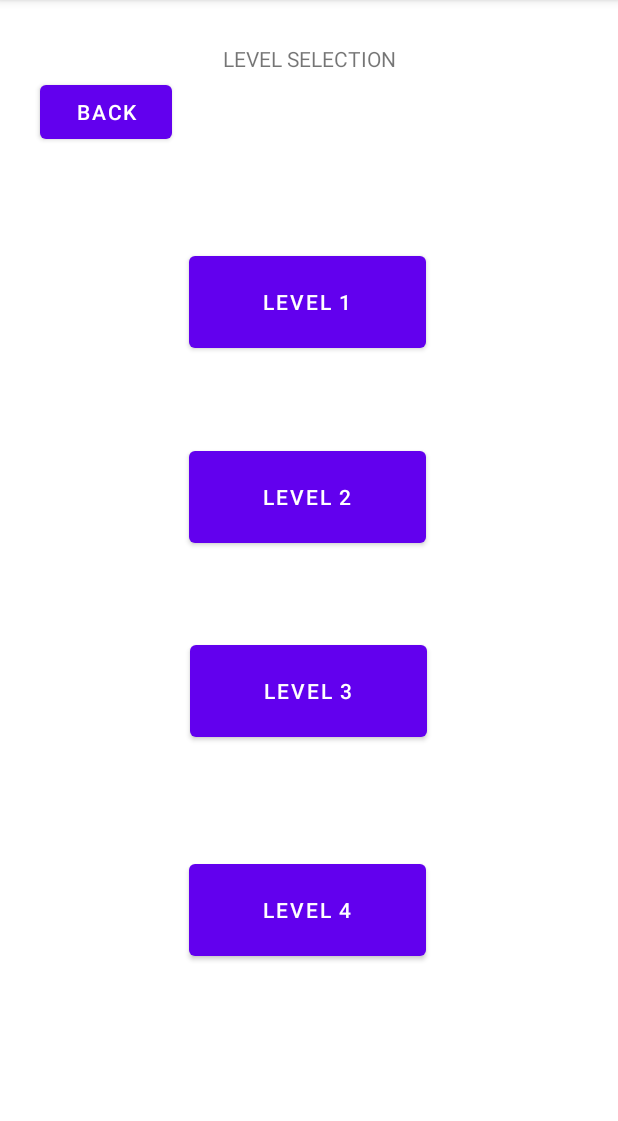
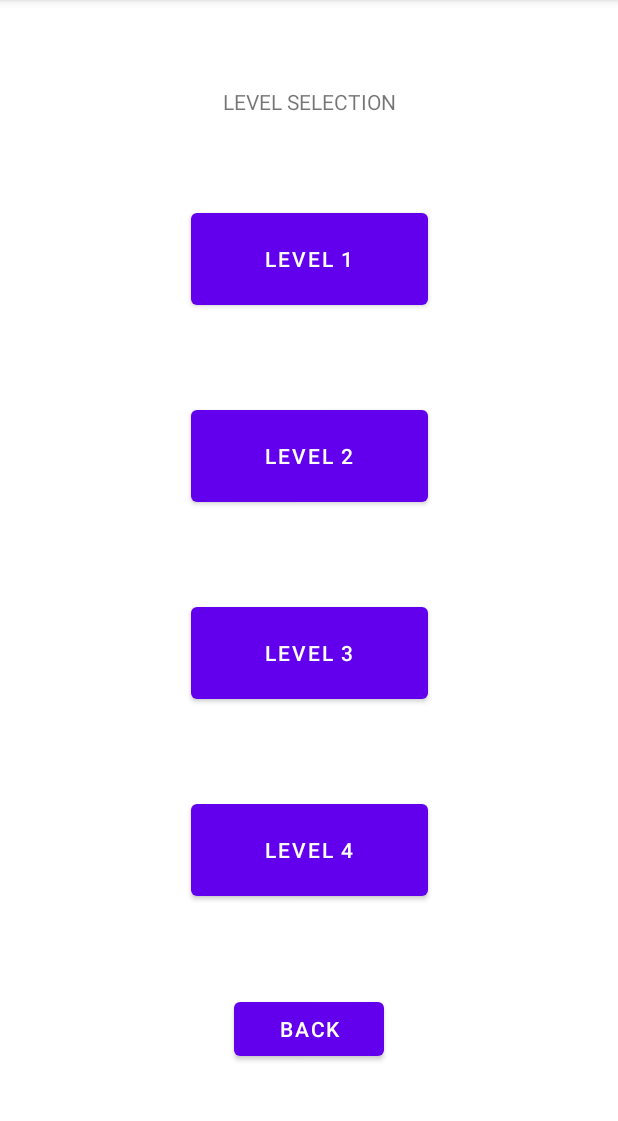
Before and after one commit to PunicGames/Marble-Stars, an Android app: the LevelSelectionActivity screen opened directly, with no data from a screen before it, on a phone screen of 412 x 824 dp, the part 84-1205 px from its top. Run offline under Robolectric (Android 15) with nearby library versions, the phone set to English and light mode, and no system bars.

Commit message:
Buttons centered

```diff
--- a/app/src/main/res/layout/level_selection.xml
+++ b/app/src/main/res/layout/level_selection.xml
@@ -7,90 +7,75 @@
 
     <Button
         android:id="@+id/back_button"
-        android:layout_width="wrap_content"
+        android:layout_width="100dp"
         android:layout_height="wrap_content"
-        android:layout_marginStart="20dp"
-        android:layout_marginTop="14dp"
-        android:layout_marginEnd="297dp"
-        android:layout_marginBottom="669dp"
+        app:layout_constraintHorizontal_weight="1"
         android:text="Back"
         app:layout_constraintBottom_toBottomOf="parent"
         app:layout_constraintEnd_toEndOf="parent"
-        app:layout_constraintHorizontal_bias="1.0"
+        app:layout_constraintHorizontal_bias="0.5"
         app:layout_constraintStart_toStartOf="parent"
-        app:layout_constraintTop_toTopOf="parent"
-        app:layout_constraintVertical_bias="1.0" />
+        app:layout_constraintTop_toBottomOf="@+id/lvl4_button"
+        app:layout_constraintVertical_bias="0.5" />
 
     <Button
         android:id="@+id/lvl1_button"
         android:layout_width="158dp"
         android:layout_height="73dp"
-        android:layout_marginStart="126dp"
-        android:layout_marginTop="164dp"
-        android:layout_marginEnd="127dp"
-        android:layout_marginBottom="40dp"
         android:text="Level 1"
         app:layout_constraintBottom_toTopOf="@+id/lvl2_button"
         app:layout_constraintEnd_toEndOf="parent"
-        app:layout_constraintHorizontal_bias="0.0"
+        app:layout_constraintHorizontal_bias="0.5"
         app:layout_constraintStart_toStartOf="parent"
-        app:layout_constraintTop_toTopOf="parent" />
+        app:layout_constraintTop_toBottomOf="@+id/textView2"
+        app:layout_constraintVertical_bias="0.5" />
 
     <Button
         android:id="@+id/lvl2_button"
         android:layout_width="158dp"
         android:layout_height="73dp"
-        android:layout_marginStart="126dp"
-        android:layout_marginTop="16dp"
-        android:layout_marginEnd="127dp"
-        android:layout_marginBottom="40dp"
         android:text="level 2"
         app:layout_constraintBottom_toTopOf="@+id/lvl3_button"
         app:layout_constraintEnd_toEndOf="parent"
-        app:layout_constraintHorizontal_bias="0.0"
+        app:layout_constraintHorizontal_bias="0.5"
         app:layout_constraintStart_toStartOf="parent"
-        app:layout_constraintTop_toBottomOf="@+id/lvl1_button" />
+        app:layout_constraintTop_toBottomOf="@+id/lvl1_button"
+        app:layout_constraintVertical_bias="0.5" />
 
     <Button
         android:id="@+id/lvl3_button"
         android:layout_width="158dp"
         android:layout_height="73dp"
-        android:layout_marginStart="126dp"
-        android:layout_marginTop="56dp"
-        android:layout_marginEnd="127dp"
         android:text="level 3"
+        app:layout_constraintBottom_toTopOf="@+id/lvl4_button"
         app:layout_constraintEnd_toEndOf="parent"
-        app:layout_constraintHorizontal_bias="1.0"
+        app:layout_constraintHorizontal_bias="0.5"
         app:layout_constraintStart_toStartOf="parent"
-        app:layout_constraintTop_toBottomOf="@+id/lvl2_button" />
+        app:layout_constraintTop_toBottomOf="@+id/lvl2_button"
+        app:layout_constraintVertical_bias="0.5" />
 
     <Button
         android:id="@+id/lvl4_button"
         android:layout_width="158dp"
         android:layout_height="73dp"
-        android:layout_marginStart="126dp"
-        android:layout_marginTop="55dp"
-        android:layout_marginEnd="127dp"
-        android:layout_marginBottom="108dp"
         android:text="level 4"
-        app:layout_constraintBottom_toBottomOf="parent"
+        app:layout_constraintBottom_toTopOf="@+id/back_button"
         app:layout_constraintEnd_toEndOf="parent"
-        app:layout_constraintHorizontal_bias="0.0"
+        app:layout_constraintHorizontal_bias="0.5"
         app:layout_constraintStart_toStartOf="parent"
-        app:layout_constraintTop_toBottomOf="@+id/lvl3_button" />
+        app:layout_constraintTop_toBottomOf="@+id/lvl3_button"
+        app:layout_constraintVertical_bias="0.5" />
 
     <TextView
         android:id="@+id/textView2"
         android:layout_width="wrap_content"
         android:layout_height="wrap_content"
-        android:layout_marginStart="33dp"
-        android:layout_marginTop="29dp"
-        android:layout_marginEnd="147dp"
-        android:layout_marginBottom="116dp"
         android:text="LEVEL SELECTION"
         app:layout_constraintBottom_toTopOf="@+id/lvl1_button"
         app:layout_constraintEnd_toEndOf="parent"
-        app:layout_constraintStart_toEndOf="@+id/back_button"
-        app:layout_constraintTop_toTopOf="parent" />
+        app:layout_constraintHorizontal_bias="0.5"
+        app:layout_constraintStart_toStartOf="parent"
+        app:layout_constraintTop_toTopOf="parent"
+        app:layout_constraintVertical_bias="0.5" />
 
 </androidx.constraintlayout.widget.ConstraintLayout>
```
